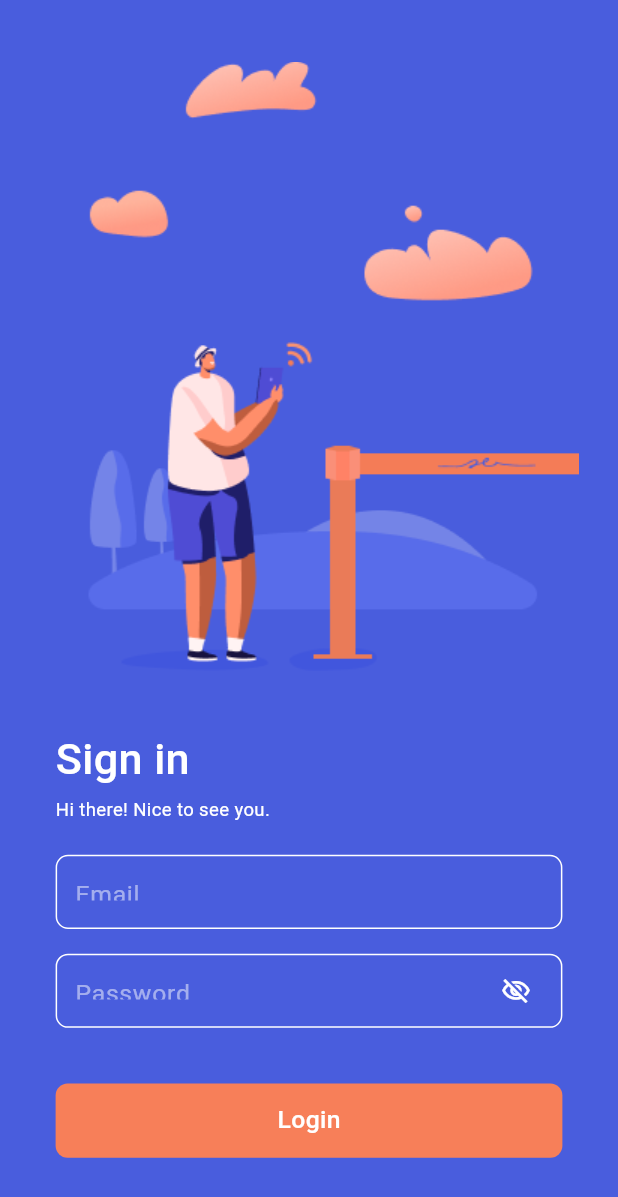
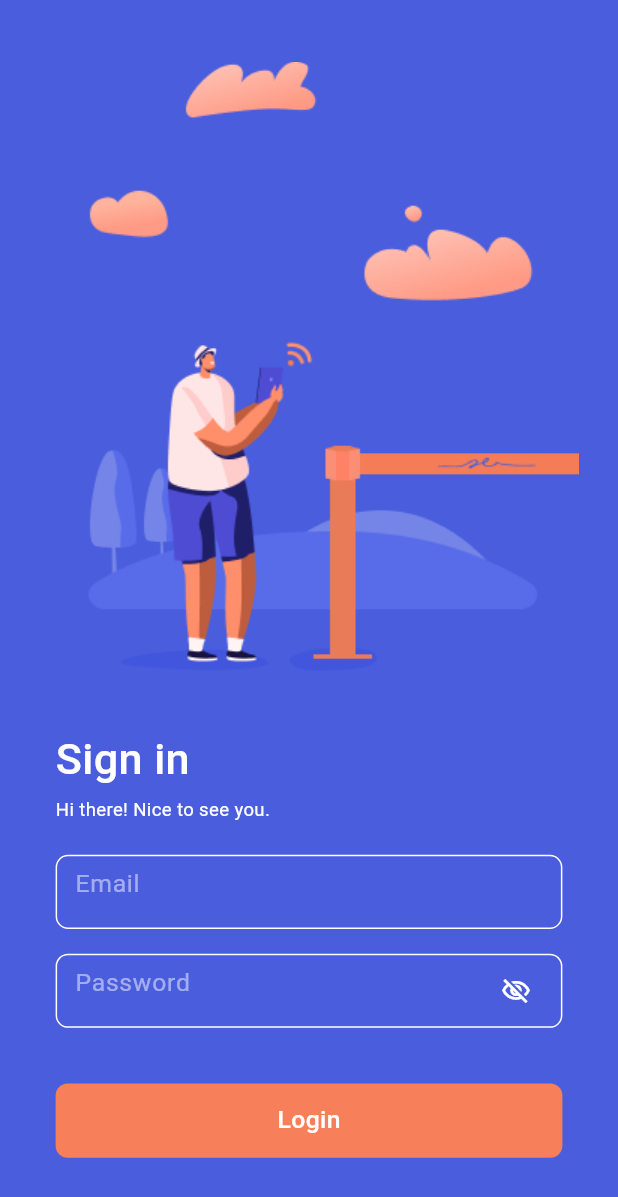
Before and after one commit to CretaIsland/flexi, a Flutter app: the screen it shows after launch, on a phone screen of 412 x 824 dp. Shown: the top 1197 px of the screen. Run offline on Flutter 3.47's test engine with Material 3 defaults, Android fonts, the phone set to English and light mode, and no system bars; our stand-ins replace flutter_native_splash; missing offline and left inert: hycop_light, wifi_iot, wifi_scan; statements that could not run were skipped.

Commit message:
20240326-01-nr.han fix keyboard overflow error

```diff
--- a/lib/screens/page/login_page.dart
+++ b/lib/screens/page/login_page.dart
@@ -93,18 +93,14 @@ class _LoginPageState extends State<LoginPage> {
                 textFieldFrame(
                   width: width * .82,
                   height: height * .06,
-                  childWidget: Container(
-                    margin: const EdgeInsets.only(left: 12),
-                    height: height * .02,
-                    width: (width * .82) - 12,
-                    child: TextField(
+                  childWidget: TextField(
                     controller: _emailController,
                     style: textFieldStyle,
                     decoration: InputDecoration(
+                      contentPadding: EdgeInsets.only(left: 12, top: height * .02, bottom: height * .02),
                       hintText: "Email",
                       hintStyle: textFieldLabelStyle,
                       border: InputBorder.none
-                      ),
                     ),
                   )
                 ),
@@ -115,14 +111,14 @@ class _LoginPageState extends State<LoginPage> {
                   childWidget: Row(
                     mainAxisAlignment: MainAxisAlignment.spaceBetween,
                     children: [
-                      Container(
-                        margin: const EdgeInsets.only(left: 12),
-                        height: height * .02,
-                        width: (width * .6),
+                      SizedBox(
+                        width: width * .6,
+                        height: height * .06,
                         child: TextField(
                           controller: _passwordController,
                           style: textFieldStyle,
                           decoration: InputDecoration(
+                            contentPadding: EdgeInsets.only(left: 12, top: height * .02, bottom: height * .02),
                             hintText: "Password",
                             hintStyle: textFieldLabelStyle,
                             border: InputBorder.none
@@ -171,9 +167,7 @@ class _LoginPageState extends State<LoginPage> {
         border: Border.all(color: Colors.white),
         borderRadius: BorderRadius.circular(height / 6)
       ),
-      child: Center(
-        child: childWidget,
-      ),
+      child: childWidget
     );
   }
 
```
Lines whose indentation alone changed are shown as unchanged.
